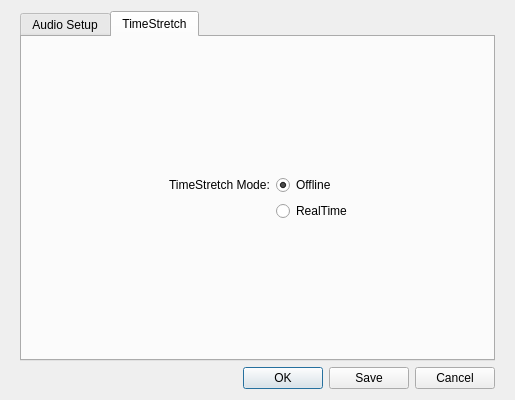
rock-hopper/shuriken, file src/audiosetupdialog.ui: the form before one commit.
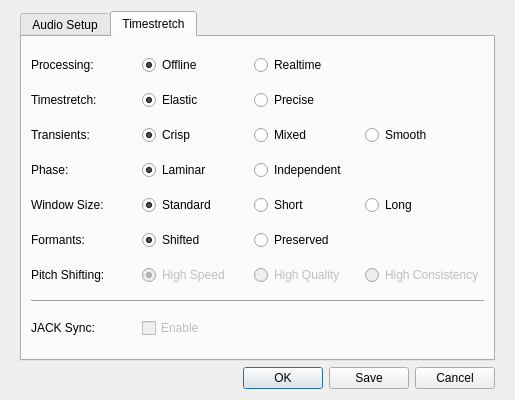
The form after the commit. The open tabs and pages were chosen to show the change.

Commit message: timestretch options dialog

```diff
--- a/src/audiosetupdialog.ui
+++ b/src/audiosetupdialog.ui
@@ -23,7 +23,7 @@
    <item>
     <widget class="QTabWidget" name="tabWidget">
      <property name="currentIndex">
-      <number>0</number>
+      <number>1</number>
      </property>
      <widget class="QWidget" name="tab_AudioSetup">
       <attribute name="title">
@@ -142,22 +142,13 @@
      </widget>
      <widget class="QWidget" name="tab_TimeStretch">
       <attribute name="title">
-       <string>TimeStretch</string>
+       <string>Timestretch</string>
       </attribute>
-      <layout class="QFormLayout" name="formLayout_2">
-       <property name="fieldGrowthPolicy">
-        <enum>QFormLayout::FieldsStayAtSizeHint</enum>
-       </property>
-       <property name="labelAlignment">
-        <set>Qt::AlignRight|Qt::AlignTrailing|Qt::AlignVCenter</set>
-       </property>
-       <property name="formAlignment">
-        <set>Qt::AlignCenter</set>
-       </property>
+      <layout class="QGridLayout" name="gridLayout">
        <item row="0" column="0">
-        <widget class="QLabel" name="label_2">
+        <widget class="QLabel" name="label">
          <property name="text">
-          <string>TimeStretch Mode:</string>
+          <string>Processing:</string>
          </property>
         </widget>
        </item>
@@ -169,12 +160,261 @@
          <property name="checked">
           <bool>true</bool>
          </property>
+         <attribute name="buttonGroup">
+          <string>buttonGroup_Processing</string>
+         </attribute>
         </widget>
        </item>
-       <item row="1" column="1">
+       <item row="0" column="2">
         <widget class="QRadioButton" name="radioButton_RealTime">
          <property name="text">
-          <string>RealTime</string>
+          <string>Realtime</string>
+         </property>
+         <attribute name="buttonGroup">
+          <string>buttonGroup_Processing</string>
+         </attribute>
+        </widget>
+       </item>
+       <item row="1" column="0">
+        <widget class="QLabel" name="label_2">
+         <property name="text">
+          <string>Timestretch:</string>
+         </property>
+        </widget>
+       </item>
+       <item row="1" column="1">
+        <widget class="QRadioButton" name="radioButton_Elastic">
+         <property name="text">
+          <string>Elastic</string>
+         </property>
+         <property name="checked">
+          <bool>true</bool>
+         </property>
+         <attribute name="buttonGroup">
+          <string>buttonGroup_Timestretch</string>
+         </attribute>
+        </widget>
+       </item>
+       <item row="1" column="2">
+        <widget class="QRadioButton" name="radioButton_Precise">
+         <property name="text">
+          <string>Precise</string>
+         </property>
+         <attribute name="buttonGroup">
+          <string>buttonGroup_Timestretch</string>
+         </attribute>
+        </widget>
+       </item>
+       <item row="2" column="0">
+        <widget class="QLabel" name="label_3">
+         <property name="text">
+          <string>Transients:</string>
+         </property>
+        </widget>
+       </item>
+       <item row="2" column="1">
+        <widget class="QRadioButton" name="radioButton_Crisp">
+         <property name="text">
+          <string>Crisp</string>
+         </property>
+         <property name="checked">
+          <bool>true</bool>
+         </property>
+         <attribute name="buttonGroup">
+          <string>buttonGroup_Transients</string>
+         </attribute>
+        </widget>
+       </item>
+       <item row="2" column="2">
+        <widget class="QRadioButton" name="radioButton_Mixed">
+         <property name="text">
+          <string>Mixed</string>
+         </property>
+         <attribute name="buttonGroup">
+          <string>buttonGroup_Transients</string>
+         </attribute>
+        </widget>
+       </item>
+       <item row="2" column="3">
+        <widget class="QRadioButton" name="radioButton_Smooth">
+         <property name="text">
+          <string>Smooth</string>
+         </property>
+         <attribute name="buttonGroup">
+          <string>buttonGroup_Transients</string>
+         </attribute>
+        </widget>
+       </item>
+       <item row="3" column="0">
+        <widget class="QLabel" name="label_4">
+         <property name="text">
+          <string>Phase:</string>
+         </property>
+        </widget>
+       </item>
+       <item row="3" column="1">
+        <widget class="QRadioButton" name="radioButton_Laminar">
+         <property name="text">
+          <string>Laminar</string>
+         </property>
+         <property name="checked">
+          <bool>true</bool>
+         </property>
+         <attribute name="buttonGroup">
+          <string>buttonGroup_Phase</string>
+         </attribute>
+        </widget>
+       </item>
+       <item row="3" column="2">
+        <widget class="QRadioButton" name="radioButton_Independent">
+         <property name="text">
+          <string>Independent</string>
+         </property>
+         <attribute name="buttonGroup">
+          <string>buttonGroup_Phase</string>
+         </attribute>
+        </widget>
+       </item>
+       <item row="4" column="0">
+        <widget class="QLabel" name="label_6">
+         <property name="text">
+          <string>Window Size:</string>
+         </property>
+        </widget>
+       </item>
+       <item row="4" column="1">
+        <widget class="QRadioButton" name="radioButton_Standard">
+         <property name="text">
+          <string>Standard</string>
+         </property>
+         <property name="checked">
+          <bool>true</bool>
+         </property>
+         <attribute name="buttonGroup">
+          <string>buttonGroup_WindowSize</string>
+         </attribute>
+        </widget>
+       </item>
+       <item row="4" column="2">
+        <widget class="QRadioButton" name="radioButton_Short">
+         <property name="text">
+          <string>Short</string>
+         </property>
+         <attribute name="buttonGroup">
+          <string>buttonGroup_WindowSize</string>
+         </attribute>
+        </widget>
+       </item>
+       <item row="4" column="3">
+        <widget class="QRadioButton" name="radioButton_Long">
+         <property name="text">
+          <string>Long</string>
+         </property>
+         <attribute name="buttonGroup">
+          <string>buttonGroup_WindowSize</string>
+         </attribute>
+        </widget>
+       </item>
+       <item row="5" column="0">
+        <widget class="QLabel" name="label_7">
+         <property name="text">
+          <string>Formants:</string>
+         </property>
+        </widget>
+       </item>
+       <item row="5" column="1">
+        <widget class="QRadioButton" name="radioButton_Shifted">
+         <property name="text">
+          <string>Shifted</string>
+         </property>
+         <property name="checked">
+          <bool>true</bool>
+         </property>
+         <attribute name="buttonGroup">
+          <string>buttonGroup_Formants</string>
+         </attribute>
+        </widget>
+       </item>
+       <item row="5" column="2">
+        <widget class="QRadioButton" name="radioButton_Preserved">
+         <property name="text">
+          <string>Preserved</string>
+         </property>
+         <attribute name="buttonGroup">
+          <string>buttonGroup_Formants</string>
+         </attribute>
+        </widget>
+       </item>
+       <item row="6" column="0">
+        <widget class="QLabel" name="label_8">
+         <property name="text">
+          <string>Pitch Shifting:</string>
+         </property>
+        </widget>
+       </item>
+       <item row="6" column="1">
+        <widget class="QRadioButton" name="radioButton_HighSpeed">
+         <property name="enabled">
+          <bool>false</bool>
+         </property>
+         <property name="text">
+          <string>High Speed</string>
+         </property>
+         <property name="checked">
+          <bool>true</bool>
+         </property>
+         <attribute name="buttonGroup">
+          <string>buttonGroup_PitchShifting</string>
+         </attribute>
+        </widget>
+       </item>
+       <item row="6" column="2">
+        <widget class="QRadioButton" name="radioButton_HighQuality">
+         <property name="enabled">
+          <bool>false</bool>
+         </property>
+         <property name="text">
+          <string>High Quality</string>
+         </property>
+         <attribute name="buttonGroup">
+          <string>buttonGroup_PitchShifting</string>
+         </attribute>
+        </widget>
+       </item>
+       <item row="6" column="3">
+        <widget class="QRadioButton" name="radioButton_HighConsistency">
+         <property name="enabled">
+          <bool>false</bool>
+         </property>
+         <property name="text">
+          <string>High Consistency</string>
+         </property>
+         <attribute name="buttonGroup">
+          <string>buttonGroup_PitchShifting</string>
+         </attribute>
+        </widget>
+       </item>
+       <item row="7" column="0" colspan="4">
+        <widget class="Line" name="line">
+         <property name="orientation">
+          <enum>Qt::Horizontal</enum>
+         </property>
+        </widget>
+       </item>
+       <item row="8" column="0">
+        <widget class="QLabel" name="label_15">
+         <property name="text">
+          <string>JACK Sync:</string>
+         </property>
+        </widget>
+       </item>
+       <item row="8" column="1">
+        <widget class="QCheckBox" name="checkBox_JackSync">
+         <property name="enabled">
+          <bool>false</bool>
+         </property>
+         <property name="text">
+          <string>Enable</string>
          </property>
         </widget>
        </item>
```
Left out of the diff: 9 changed lines with no effect on the pictures. The commit also changes 15 other files.
